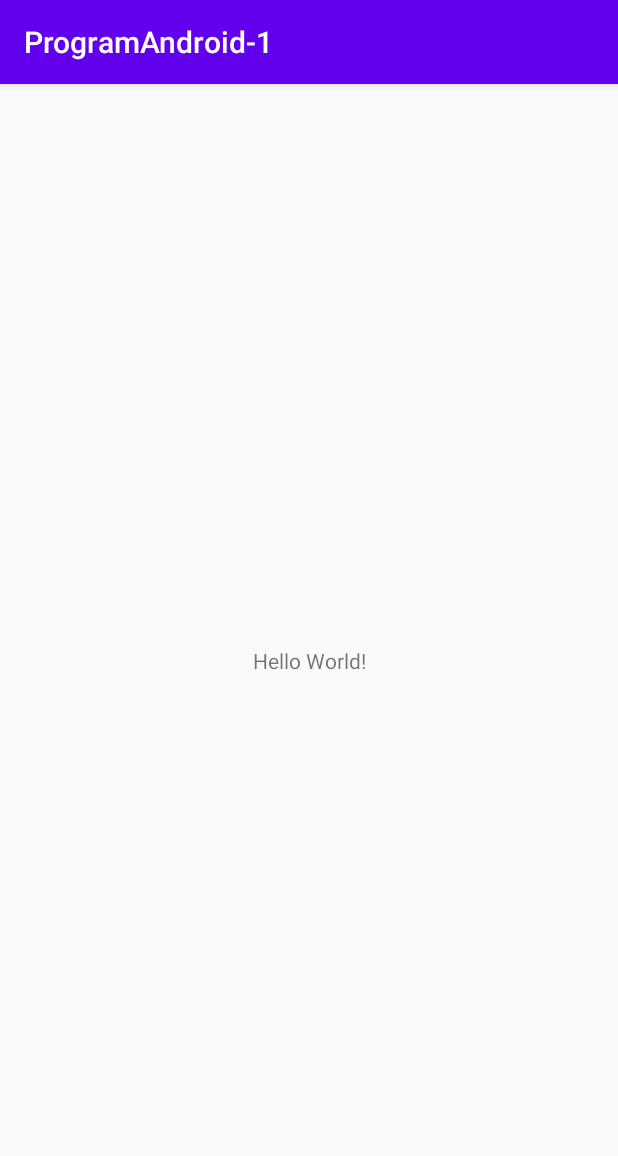
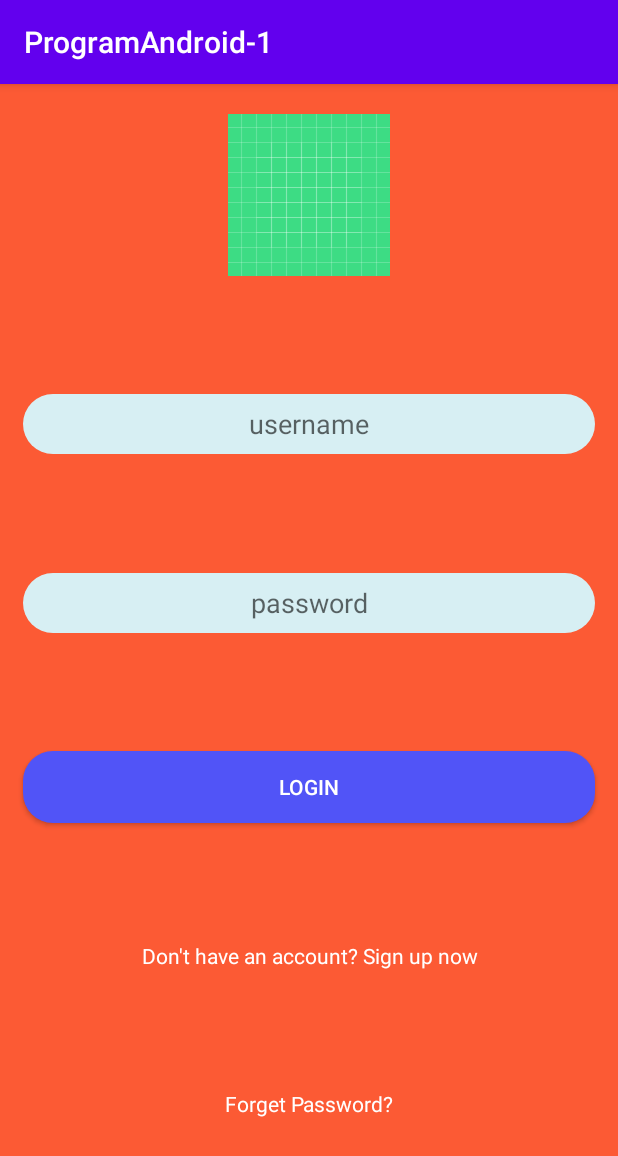
Before and after one commit to Flemel1/Hello_World, an Android app: the screen it shows after launch (MainActivity), on a phone screen of 412 x 824 dp. Shown: the top 1156 px of the screen. Run offline under Robolectric (Android 15) with nearby library versions, the phone set to English and light mode, and no system bars.

Commit message:
Add new features

```diff
--- a/app/src/main/AndroidManifest.xml
+++ b/app/src/main/AndroidManifest.xml
@@ -9,6 +9,7 @@
         android:roundIcon="@mipmap/ic_launcher_round"
         android:supportsRtl="true"
         android:theme="@style/AppTheme">
+        <activity android:name=".HomeScreen"></activity>
         <activity android:name=".MainActivity">
             <intent-filter>
                 <action android:name="android.intent.action.MAIN" />
--- /dev/null
+++ b/app/src/main/java/com/example/programandroid_1/HomeScreen.java
@@ -0,0 +1,17 @@
+package com.example.programandroid_1;
+
+import androidx.appcompat.app.AppCompatActivity;
+
+import android.os.Bundle;
+import android.widget.Toast;
+
+public class HomeScreen extends AppCompatActivity {
+
+    @Override
+    protected void onCreate(Bundle savedInstanceState) {
+        super.onCreate(savedInstanceState);
+        setContentView(R.layout.activity_home_screen);
+        Toast.makeText(getApplicationContext(), "Selamat anda berhasil login", Toast.LENGTH_SHORT)
+                .show();
+    }
+}
--- a/app/src/main/java/com/example/programandroid_1/MainActivity.java
+++ b/app/src/main/java/com/example/programandroid_1/MainActivity.java
@@ -2,15 +2,41 @@ package com.example.programandroid_1;
 
 import androidx.appcompat.app.AppCompatActivity;
 
+import android.content.Intent;
 import android.os.Bundle;
 import android.util.Log;
+import android.view.View;
+import android.widget.Button;
+import android.widget.EditText;
+import android.widget.Toast;
 
 public class MainActivity extends AppCompatActivity {
-
+    Button btn_login;
+    EditText ed_username, ed_password;
     @Override
     protected void onCreate(Bundle savedInstanceState) {
         super.onCreate(savedInstanceState);
         Log.d("13", "Debugging");
         setContentView(R.layout.activity_main);
+        btn_login = findViewById(R.id.btn_login);
+        ed_username = findViewById(R.id.ed_username);
+        ed_password = findViewById(R.id.ed_password);
+        btn_login.setOnClickListener(new View.OnClickListener() {
+            @Override
+            public void onClick(View v) {
+                String username = ed_username.getText().toString().trim();
+                String password = ed_password.getText().toString().trim();
+
+                if (username.equals("admin") && password.equals("admin")){
+                    Intent intent = new Intent(MainActivity.this, HomeScreen.class);
+                    startActivity(intent);
+                    finish();
+                }
+                else {
+                    Toast.makeText(getApplicationContext(), "username atau password anda tidak benar!", Toast.LENGTH_SHORT)
+                            .show();
+                }
+            }
+        });
     }
 }
--- /dev/null
+++ b/app/src/main/res/drawable/edit_text_background.xml
@@ -0,0 +1,17 @@
+<?xml version="1.0" encoding="utf-8"?>
+<shape xmlns:android="http://schemas.android.com/apk/res/android"
+    android:shape="rectangle">
+
+    <corners
+        android:radius="20dp"
+        />
+
+    <solid
+        android:color="@color/colorEditText"
+        />
+
+    <size
+        android:height="40dp"
+        />
+
+</shape>
--- /dev/null
+++ b/app/src/main/res/drawable/login_background.xml
@@ -0,0 +1,17 @@
+<?xml version="1.0" encoding="utf-8"?>
+<shape xmlns:android="http://schemas.android.com/apk/res/android"
+    android:shape="rectangle">
+
+    <corners
+        android:radius="20dp"
+        />
+
+    <solid
+        android:color="#5154F7"
+        />
+
+    <size
+        android:height="40dp"
+        />
+
+</shape>
--- /dev/null
+++ b/app/src/main/res/layout/activity_home_screen.xml
@@ -0,0 +1,18 @@
+<?xml version="1.0" encoding="utf-8"?>
+<androidx.constraintlayout.widget.ConstraintLayout xmlns:android="http://schemas.android.com/apk/res/android"
+    xmlns:app="http://schemas.android.com/apk/res-auto"
+    xmlns:tools="http://schemas.android.com/tools"
+    android:layout_width="match_parent"
+    android:layout_height="match_parent"
+    tools:context=".HomeScreen">
+
+    <TextView
+        android:layout_width="match_parent"
+        android:layout_height="wrap_content"
+        app:layout_constraintTop_toBottomOf="parent"
+        app:layout_constraintBottom_toTopOf="parent"
+        android:text="Hello World!"
+        android:textAlignment="center"
+        android:textAppearance="@style/TextAppearance.AppCompat.Large"/>
+
+</androidx.constraintlayout.widget.ConstraintLayout>
--- a/app/src/main/res/layout/activity_main.xml
+++ b/app/src/main/res/layout/activity_main.xml
@@ -4,15 +4,76 @@
     xmlns:tools="http://schemas.android.com/tools"
     android:layout_width="match_parent"
     android:layout_height="match_parent"
+    android:background="@color/colorBackgourndLogin"
     tools:context=".MainActivity">
 
+    <ImageView
+        android:id="@+id/image2"
+        android:layout_width="match_parent"
+        android:layout_height="wrap_content"
+        app:layout_constraintTop_toTopOf="parent"
+        app:layout_constraintTop_toBottomOf="parent"
+        android:layout_marginTop="20dp"
+        android:src="@drawable/ic_launcher_background"/>
+
+    <EditText
+        android:id="@+id/ed_username"
+        android:layout_width="match_parent"
+        android:layout_height="wrap_content"
+        android:layout_marginStart="15dp"
+        android:layout_marginEnd="15dp"
+        app:layout_constraintTop_toBottomOf="@id/image2"
+        app:layout_constraintBottom_toTopOf="@id/ed_password"
+        android:background="@drawable/edit_text_background"
+        android:hint="username"
+        android:textAlignment="center"
+        android:inputType="text"/>
+
+    <EditText
+        android:id="@+id/ed_password"
+        android:layout_width="match_parent"
+        android:layout_height="wrap_content"
+        android:layout_marginStart="15dp"
+        android:layout_marginEnd="15dp"
+        app:layout_constraintTop_toBottomOf="@id/ed_username"
+        app:layout_constraintBottom_toTopOf="@+id/btn_login"
+        android:background="@drawable/edit_text_background"
+        android:hint="password"
+        android:textAlignment="center"
+        android:inputType="textPassword"/>
+
+    <Button
+        android:id="@+id/btn_login"
+        android:layout_width="match_parent"
+        android:layout_height="wrap_content"
+        android:layout_marginStart="15dp"
+        android:layout_marginEnd="15dp"
+        app:layout_constraintTop_toBottomOf="@id/ed_password"
+        app:layout_constraintBottom_toTopOf="@id/text_signup"
+        android:background="@drawable/login_background"
+        android:text="login"
+        android:textColor="@color/white"/>
+
     <TextView
-        android:layout_width="wrap_content"
+        android:id="@+id/text_signup"
+        android:layout_width="match_parent"
         android:layout_height="wrap_content"
-        android:text="Hello World!"
+        app:layout_constraintTop_toBottomOf="@id/btn_login"
+        app:layout_constraintBottom_toTopOf="@id/text_forget_password"
+        android:text="@string/signup_text"
+        android:textColor="@color/white"
+        android:textAppearance="@style/TextAppearance.AppCompat.Small"
+        android:textAlignment="center"/>
+
+    <TextView
+        android:id="@+id/text_forget_password"
+        android:layout_width="match_parent"
+        android:layout_height="wrap_content"
+        app:layout_constraintTop_toBottomOf="@id/text_signup"
         app:layout_constraintBottom_toBottomOf="parent"
-        app:layout_constraintLeft_toLeftOf="parent"
-        app:layout_constraintRight_toRightOf="parent"
-        app:layout_constraintTop_toTopOf="parent" />
+        android:text="@string/forget_password"
+        android:textColor="@color/white"
+        android:textAppearance="@style/TextAppearance.AppCompat.Small"
+        android:textAlignment="center"/>
 
 </androidx.constraintlayout.widget.ConstraintLayout>
--- a/app/src/main/res/values/colors.xml
+++ b/app/src/main/res/values/colors.xml
@@ -3,4 +3,8 @@
     <color name="colorPrimary">#6200EE</color>
     <color name="colorPrimaryDark">#3700B3</color>
     <color name="colorAccent">#03DAC5</color>
+    <color name="colorBackgourndLogin">#FC5A34</color>
+    <color name="black">#000000</color>
+    <color name="white">#FFFFFF</color>
+    <color name="colorEditText">#D7EFF3</color>
 </resources>
--- a/app/src/main/res/values/strings.xml
+++ b/app/src/main/res/values/strings.xml
@@ -1,3 +1,5 @@
 <resources>
     <string name="app_name">ProgramAndroid-1</string>
+    <string name="signup_text">Don\'t have an account? Sign up now</string>
+    <string name="forget_password">Forget Password?</string>
 </resources>
```
